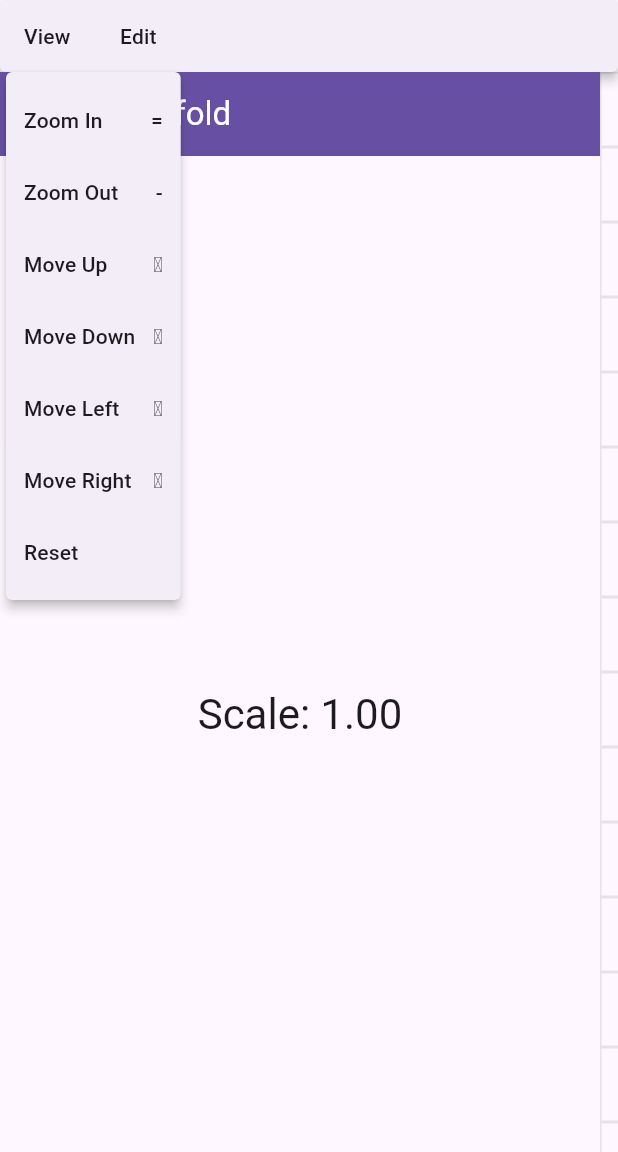
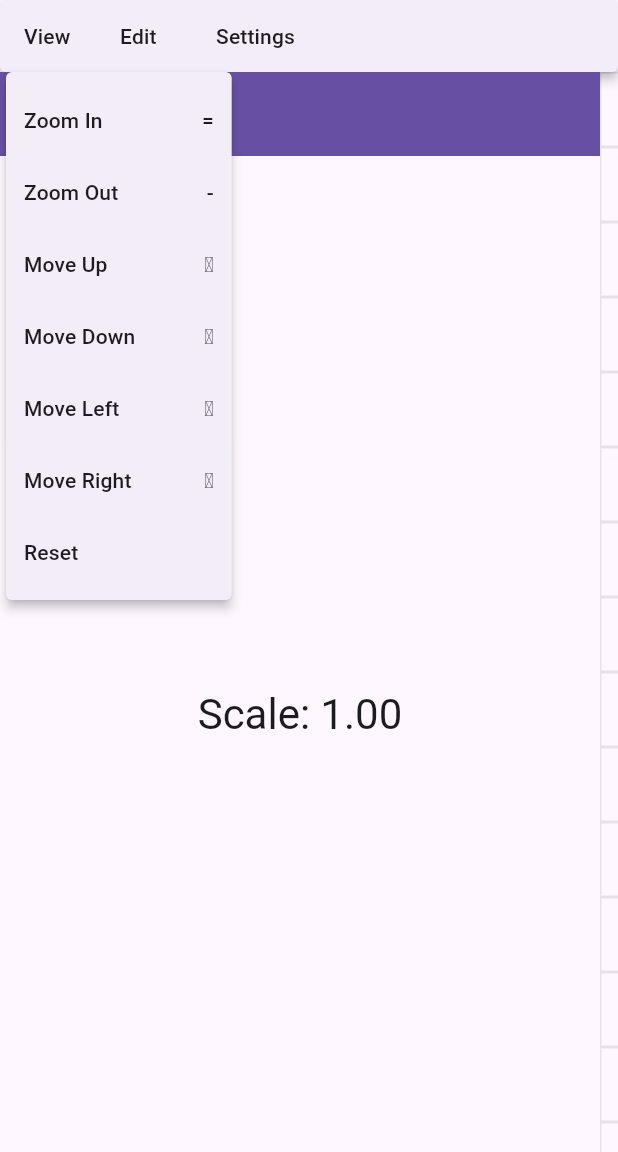
Before and after one commit to rodydavis/infinite_canvas, a Flutter app: the LevelOfDetail screen opened directly, after a tap on "View", on a phone screen of 412 x 824 dp, the part 84-1236 px from its top. Run offline on Flutter 3.47's test engine with Material 3 defaults, Android fonts, the light colour scheme and no system bars; missing offline and left inert: directed_graph, easy_web_view, random_color.

Commit message:
add menu item and shortcut for snapToGrid option

```diff
--- a/lib/src/domain/model/menu_entry.dart
+++ b/lib/src/domain/model/menu_entry.dart
@@ -5,6 +5,7 @@ class MenuEntry {
   const MenuEntry({
     required this.label,
     this.shortcut,
+    this.isActivated,
     this.onPressed,
     this.menuChildren,
   }) : assert(menuChildren == null || onPressed == null,
@@ -12,6 +13,7 @@ class MenuEntry {
   final String label;
 
   final MenuSerializableShortcut? shortcut;
+  final bool Function()? isActivated;
   final VoidCallback? onPressed;
   final List<MenuEntry>? menuChildren;
 
@@ -55,6 +57,10 @@ class MenuEntry {
       } else {
         return MenuItemButton(
           shortcut: selection.shortcut,
+          trailingIcon:
+              selection.isActivated != null && selection.isActivated!()
+                  ? const Icon(Icons.check)
+                  : SizedBox.fromSize(size: const Size(22, 0)),
           onPressed: selection.onPressed,
           child: Text(selection.label),
         );
--- a/lib/src/presentation/widgets/menus.dart
+++ b/lib/src/presentation/widgets/menus.dart
@@ -213,6 +213,20 @@ class _MenusState extends State<Menus> {
     );
   }
 
+  MenuEntry buildSettings(BuildContext context) {
+    return MenuEntry(
+      label: 'Settings',
+      menuChildren: [
+        MenuEntry(
+          label: 'Snap To Grid',
+          isActivated: () => widget.controller.snapMovementToGrid,
+          onPressed: widget.controller.toggleSnapToGrid,
+          shortcut: const SingleActivator(LogicalKeyboardKey.keyG, meta: true),
+        )
+      ],
+    );
+  }
+
   List<MenuEntry> merge(BuildContext context) {
     final menus = <MenuEntry>[];
     menus.addAll(widget.menus);
@@ -233,6 +247,16 @@ class _MenusState extends State<Menus> {
       final value = menus[idx];
       final children = value.menuChildren ?? [];
       final merged = buildEdit(context).merge(children);
+      menus.removeAt(idx);
+      menus.insert(idx, merged);
+    }
+    if (!menus.map((e) => e.label).contains('Settings')) {
+      menus.add(buildSettings(context));
+    } else {
+      final idx = menus.indexWhere((e) => e.label == 'Settings');
+      final value = menus[idx];
+      final children = value.menuChildren ?? [];
+      final merged = buildSettings(context).merge(children);
       menus.removeAt(idx);
       menus.insert(idx, merged);
     }
```
Also changed, not shown: lib/src/presentation/state/controller.dart (+18 -4 lines), lib/src/presentation/widgets/drag_handle.dart (+54 -23 lines), lib/src/presentation/widgets/node_renderer.dart (+8 -4 lines).
